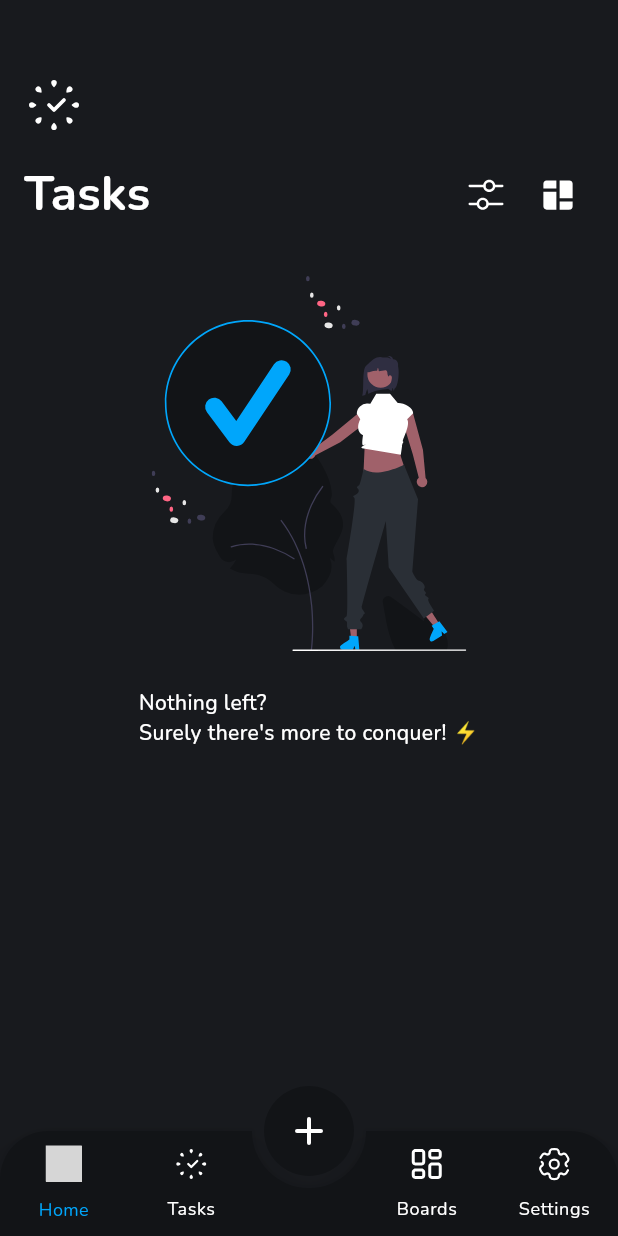
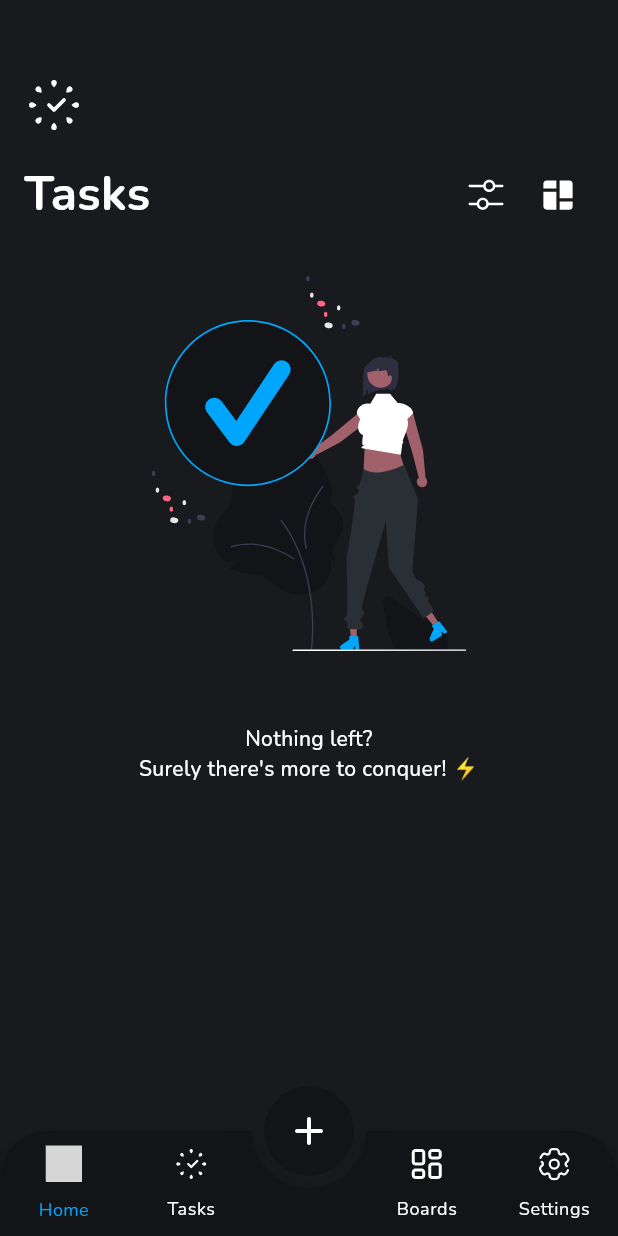
Before and after one commit to KenStarry/TaskEase, a Flutter app: the TasksPage screen opened by its route, on a phone screen of 412 x 824 dp. Run offline on Flutter 3.47's test engine with Material 3 defaults, Android fonts, the phone set to English and light mode, and no system bars; drawn by our look-alikes of animated_bottom_navigation_bar; our stand-ins replace bloc, cached_network_image, calendar_date_picker2, carousel_slider, curved_navigation_bar, easy_date_timeline and 13 more; accounts and stored records are empty; grey boxes are pictures that could not be loaded.

Commit message:
Major updates to tasks page and implementations

```diff
--- a/lib/core/presentation/components/bottomsheets/add_task_bottomsheet.dart
+++ b/lib/core/presentation/components/bottomsheets/add_task_bottomsheet.dart
@@ -25,7 +25,7 @@ class AddTaskBottomsheet extends StatefulWidget {
 class _AddTaskBottomsheetState extends State<AddTaskBottomsheet> {
   final TextEditingController taskController = TextEditingController();
 
-  ValueNotifier<DateTime?> pickedDate = ValueNotifier(null);
+  ValueNotifier<DateTime?> pickedDate = ValueNotifier(DateTime.now());
   ValueNotifier<BoardModel?> pickedBoard = ValueNotifier(null);
 
   List<TextEditingController> subTasks = [];
--- a/lib/core/util/routing/app_route.dart
+++ b/lib/core/util/routing/app_route.dart
@@ -2,8 +2,10 @@ import 'package:go_router/go_router.dart';
 import 'package:task_ease/core/util/routing/dashboard_routes.dart';
 import 'package:task_ease/features/dashboard/presentation/pages/dashboard.dart';
 
+import 'onboarding_routes.dart';
+
 final GoRouter appRouter = GoRouter(
-  initialLocation: "/tasks",
+  initialLocation: "/onboarding",
   routes: [
     /// Dashboard Routes
     StatefulShellRoute.indexedStack(
@@ -12,6 +14,8 @@ final GoRouter appRouter = GoRouter(
           StatefulShellBranch(routes: dashboardRoutes)
         ]),
 
+    ...onboardingRoutes,
+
     calendarRoute,
 
     sharedRoute
--- a/lib/features/home/presentation/components/home_tasks_section.dart
+++ b/lib/features/home/presentation/components/home_tasks_section.dart
@@ -110,7 +110,7 @@ class _HomeTasksSectionState extends State<HomeTasksSection> {
                     ],
                   ),
                 ),
-                todayTasks.isEmpty
+                todayTasks.where((task) => !(task.taskIsComplete ?? false)).isEmpty
                     ? SliverToBoxAdapter(
                         child: Column(
                           crossAxisAlignment: CrossAxisAlignment.center,
@@ -154,8 +154,8 @@ class _HomeTasksSectionState extends State<HomeTasksSection> {
                     : SliverList(
                         delegate: SliverChildBuilderDelegate(
                             (context, index) => TaskCard(
-                                task: todayTasks.take(3).toList()[index]),
-                            childCount: todayTasks.take(3).length)),
+                                task: todayTasks.where((task) => !(task.taskIsComplete ?? false)).take(3).toList()[index]),
+                            childCount: todayTasks.where((task) => !(task.taskIsComplete ?? false)).take(3).length)),
 
                 //  see All
                 SliverToBoxAdapter(
--- a/lib/features/onboarding/presentation/pages/onboarding.dart
+++ b/lib/features/onboarding/presentation/pages/onboarding.dart
@@ -45,7 +45,7 @@ class _OnboardingState extends State<Onboarding> {
       value: SystemUiOverlayStyle(
           statusBarIconBrightness: Brightness.dark,
           statusBarColor: Colors.transparent,
-          systemNavigationBarColor: Theme.of(context).colorScheme.onSecondary),
+          systemNavigationBarColor: Theme.of(context).scaffoldBackgroundColor),
       child: Scaffold(
         backgroundColor: Theme.of(context).scaffoldBackgroundColor,
         body: Container(
--- a/lib/features/tasks/presentation/components/filters/tasks_by_date.dart
+++ b/lib/features/tasks/presentation/components/filters/tasks_by_date.dart
@@ -9,7 +9,9 @@ import '../../../../../core/presentation/components/task_card.dart';
 
 List<Widget> tasksByDate(BuildContext context,
     {required List<String?> allDates, required List<TaskModel> tasks}) {
-  return tasks.isEmpty ? [
+  print("ALL TASKS : ${tasks}");
+  return tasks.isEmpty
+      ? [
           SliverPadding(
             padding: const EdgeInsets.symmetric(horizontal: 16),
             sliver: SliverToBoxAdapter(
@@ -18,17 +20,22 @@ List<Widget> tasksByDate(BuildContext context,
                   const SizedBox(height: 30),
                   UnconstrainedBox(
                     child: SvgPicture.string(
-                completeTaskSvgParse(context), width: 250, height: 250,),
+                      completeTaskSvgParse(context),
+                      width: 250,
+                      height: 250,
                     ),
-
+                  ),
                   const SizedBox(height: 24),
-
-            Text("Nothing left?\nSurely there's more to conquer! ⚡")
+                  const SizedBox(height: 24),
+                  Text("Nothing left?\nSurely there's more to conquer! ⚡",
+                      textAlign: TextAlign.center,
+                      style: Theme.of(context).textTheme.bodyMedium)
                 ],
               ),
             ),
           )
-  ] : allDates.map((date) {
+        ]
+      : allDates.map((date) {
           final allTasksUnderDate = tasks
               .where((task) =>
                   task.taskParentId == null &&
@@ -43,9 +50,7 @@ List<Widget> tasksByDate(BuildContext context,
                   child: Container(
                 width: double.infinity,
                 height: 24,
-              color: Theme
-                  .of(context)
-                  .scaffoldBackgroundColor,
+                color: Theme.of(context).scaffoldBackgroundColor,
                 child: Align(
                   alignment: Alignment.centerLeft,
                   child: Text(
@@ -56,21 +61,11 @@ List<Widget> tasksByDate(BuildContext context,
                         ? 'Today'
                         : (date ?? 'No Date'),
                     style: TextStyle(
-                    fontSize: Theme
-                        .of(context)
-                        .textTheme
-                        .bodyMedium!
-                        .fontSize,
-                    fontWeight: Theme
-                        .of(context)
-                        .textTheme
-                        .titleLarge!
-                        .fontWeight,
-                    color: Theme
-                        .of(context)
-                        .textTheme
-                        .titleLarge!
-                        .color,
+                      fontSize:
+                          Theme.of(context).textTheme.bodyMedium!.fontSize,
+                      fontWeight:
+                          Theme.of(context).textTheme.titleLarge!.fontWeight,
+                      color: Theme.of(context).textTheme.titleLarge!.color,
                     ),
                   ),
                 ),
@@ -78,10 +73,7 @@ List<Widget> tasksByDate(BuildContext context,
               const SliverToBoxAdapter(child: SizedBox(height: 8)),
               DecoratedSliver(
                 decoration: BoxDecoration(
-              color: Theme
-                  .of(context)
-                  .colorScheme
-                  .onSecondary,
+                    color: Theme.of(context).colorScheme.onSecondary,
                     borderRadius: BorderRadius.circular(24)),
                 sliver: SliverPadding(
                   padding: const EdgeInsets.symmetric(horizontal: 16),
--- a/lib/features/tasks/presentation/pages/tasks_page.dart
+++ b/lib/features/tasks/presentation/pages/tasks_page.dart
@@ -4,9 +4,11 @@ import 'package:task_ease/core/presentation/components/page_header.dart';
 import 'package:task_ease/core/util/extensions/string_extensions.dart';
 import 'package:task_ease/features/tasks/presentation/bloc/tasks_bloc.dart';
 import 'package:task_ease/features/tasks/presentation/components/filters/tasks_by_date.dart';
+import 'package:task_ease/features/tasks/presentation/screens/task_calendar_view_screen.dart';
 
 import '../../../../core/model/task_model.dart';
 import '../bloc/add_tasks_bloc.dart';
+import '../bloc/task_layout_bloc.dart';
 
 class TasksPage extends StatefulWidget {
   const TasksPage({super.key});
@@ -42,22 +44,33 @@ class _TasksPageState extends State<TasksPage> {
             return SizedBox(
               width: double.infinity,
               height: double.infinity,
-              child: CustomScrollView(
+              child: BlocBuilder<TaskLayoutBloc, TaskLayoutState>(
+                builder: (context, taskLayoutState) {
+                  return taskLayoutState is TaskLayoutCalendarView
+                      ? TaskCalendarViewScreen()
+                      : CustomScrollView(
                           slivers: [
                             SliverToBoxAdapter(child: TasksHeader()),
                             ...tasksByDate(context,
                                 allDates: tasksState is TasksSuccess
-                          ? tasksState.allTasks.where((task) => !(task.taskIsComplete ?? false))
+                                    ? tasksState.allTasks
+                                        .where((task) =>
+                                            !(task.taskIsComplete ?? false))
                                         .map((task) => task.taskDate
                                             ?.formatDate(format: 'dd LLL yyyy'))
                                         .toSet()
                                         .toList()
                                     : [],
                                 tasks: tasksState is TasksSuccess
-                          ? tasksState.allTasks.where((task) => !(task.taskIsComplete ?? false)).toList()
+                                    ? tasksState.allTasks
+                                        .where((task) =>
+                                            !(task.taskIsComplete ?? false))
+                                        .toList()
                                     : []),
                             SliverToBoxAdapter(child: SizedBox(height: 100))
                           ],
+                        );
+                },
               ),
             );
           },
--- a/lib/main.dart
+++ b/lib/main.dart
@@ -7,6 +7,7 @@ import 'package:task_ease/core/di/di.dart';
 import 'package:task_ease/core/model/task_model.dart';
 import 'package:task_ease/core/util/constants/hive_constants.dart';
 import 'package:task_ease/features/tasks/presentation/bloc/add_tasks_bloc.dart';
+import 'package:task_ease/features/tasks/presentation/bloc/task_layout_bloc.dart';
 import 'package:task_ease/features/tasks/presentation/bloc/tasks_bloc.dart';
 import 'package:task_ease/features/tasks/presentation/bloc/update_task_bloc.dart';
 
@@ -43,6 +44,9 @@ class MyApp extends StatelessWidget {
         BlocProvider(
           create: (context) => UpdateTaskBloc(),
         ),
+        BlocProvider(
+          create: (context) => TaskLayoutBloc(),
+        ),
       ],
       child: MaterialApp.router(
         title: "TaskEase",
```
Also changed, not shown: lib/core/presentation/components/task_card.dart (+90 -14 lines), lib/core/presentation/components/task_radio.dart (+5 -3 lines), lib/features/tasks/presentation/bloc/tasks_bloc.dart (+16 -0 lines), assets/images/undraw/login.svg (added). Lines whose indentation alone changed are shown as unchanged.
